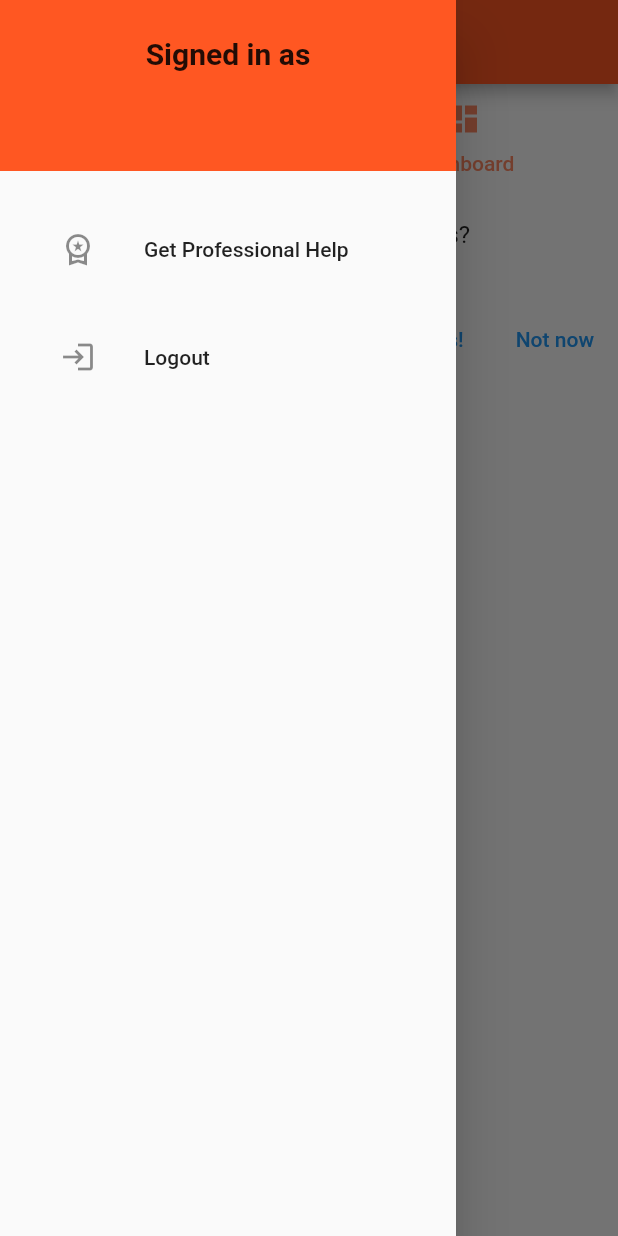
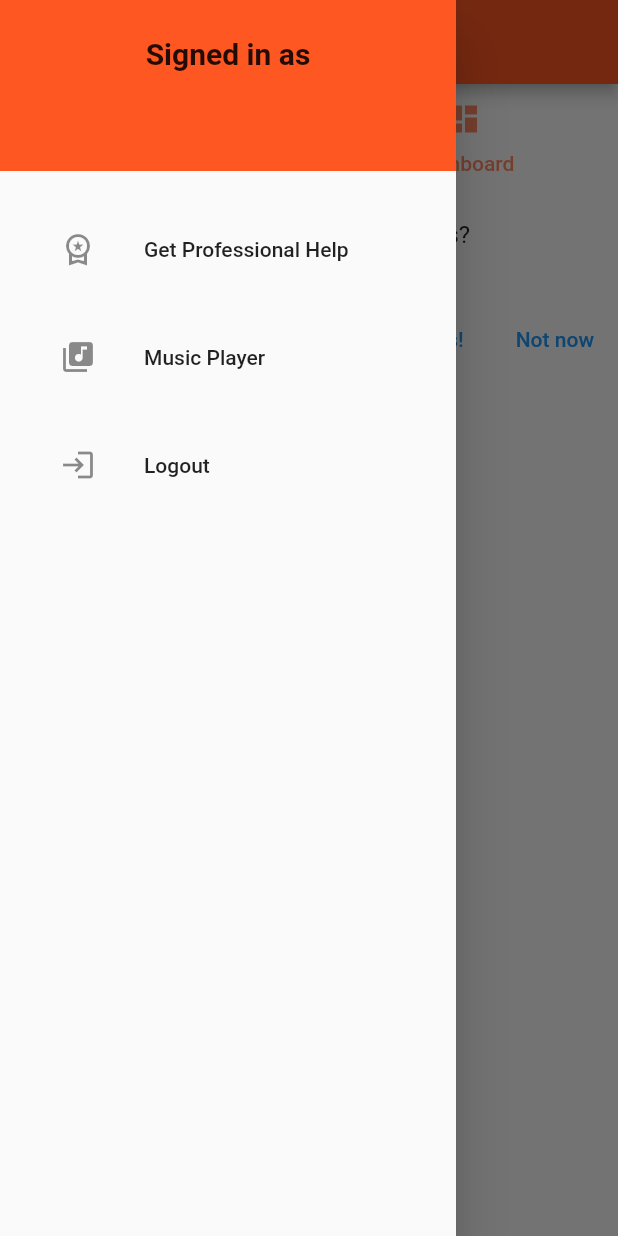
Before and after one commit to SalvinSuraj/asa_2, a Flutter app: the screen it shows once a user with an empty profile is signed in, with the side drawer open, on a phone screen of 412 x 824 dp. Run offline on Flutter 3.47's test engine with Material 2 defaults, Android fonts, the phone set to English and light mode, and no system bars; our stand-ins replace email_validator, firebase_auth, firebase_core; accounts and stored records are empty.

```diff
--- a/lib/home_page.dart
+++ b/lib/home_page.dart
@@ -168,6 +168,15 @@ class NavigationDrawer extends StatelessWidget {
                 },
               ),
               ListTile(
+                leading: const Icon(Icons.my_library_music),
+                title: const Text("Music Player"),
+                onTap: () {
+                  Navigator.pop(context);
+                  Navigator.of(context).push(MaterialPageRoute(
+                      builder: (context) => const ProfessionalHelp()));
+                },
+              ),
+              ListTile(
                 leading: const Icon(Icons.login_outlined),
                 title: const Text("Logout"),
                 onTap: () => FirebaseAuth.instance.signOut(),
```
